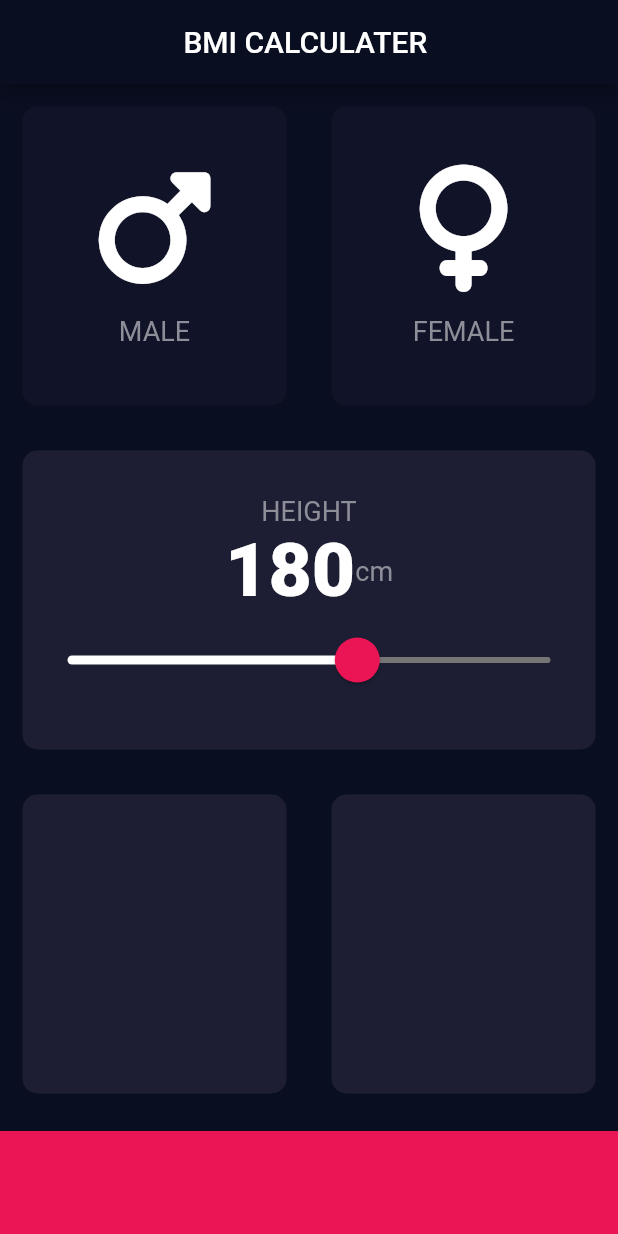
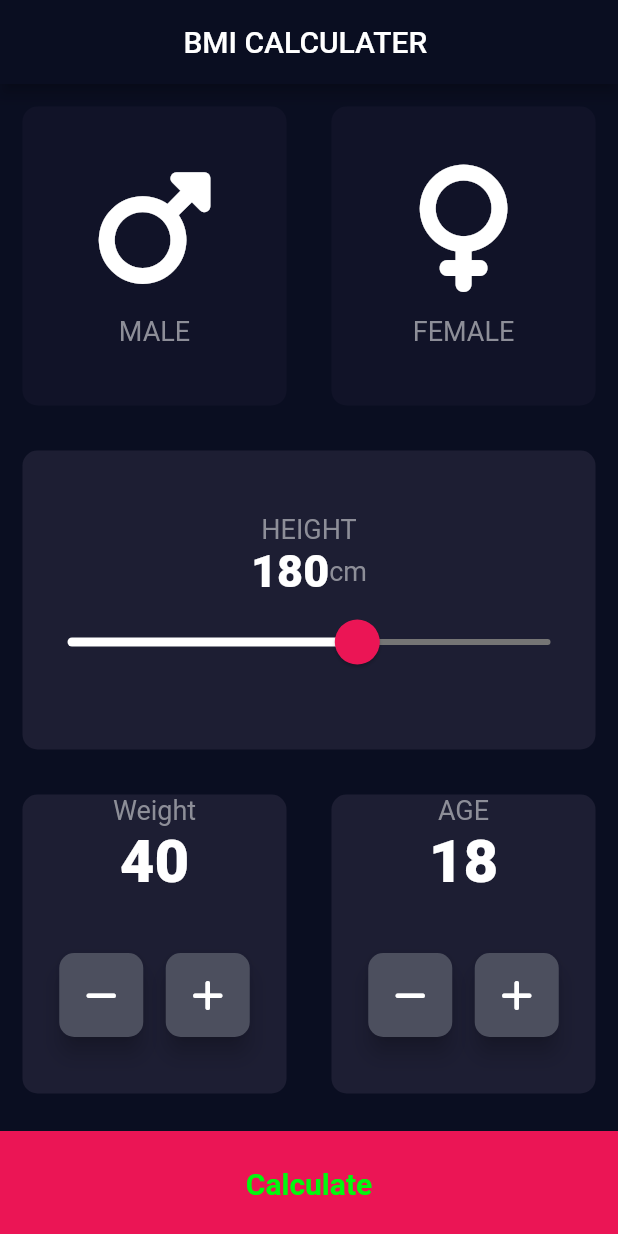
Before and after one commit to voltzylex/BMI-Calculater, a Flutter app: the InputPage screen opened directly, on a phone screen of 412 x 824 dp. Run offline on Flutter 3.47's test engine with Material 2 defaults, Android fonts, the phone set to English and light mode, and no system bars; our stand-ins replace font_awesome_flutter; statements that could not run were skipped.

Commit message:
Naviagte Between MultiScreen

```diff
--- a/lib/constants.dart
+++ b/lib/constants.dart
@@ -6,13 +6,17 @@ const kBottomContainerHeight = 70.0;
 const kActiveColor = Color(0xFF1D1E33);
 
 const kInactiveColor = Color(0xFF111328);
+const kFloatingIconColor = Color(0xFF4C4F5E);
 
 const kBottomColor = Color(0xFFEB1555);
-const kIconsSize = TextStyle(fontSize: 50.0, fontWeight: FontWeight.w900);
+const kIconsSize = TextStyle(fontSize: 30.0, fontWeight: FontWeight.w900);
 
 const kTextStyle = TextStyle(
   fontSize: 18.0,
   color: Color(0xFF8D8E98),
 );
 
-int  kHeightValue = 180;
+// Int Values
+int kHeightValue = 180;
+int kWeightValue = 40;
+int kAgeValue = 18;
--- a/lib/input_page.dart
+++ b/lib/input_page.dart
@@ -1,4 +1,7 @@
 // ignore_for_file: prefer_const_constructors_in_immutables, prefer_const_constructors, prefer_const_literals_to_create_immutables
+
+import 'result.dart';
+import 'package:bmi_calculater/result.dart';
 import 'package:font_awesome_flutter/font_awesome_flutter.dart';
 import 'package:flutter/material.dart';
 import 'icon_content.dart';
@@ -44,7 +47,7 @@ class _InputPageState extends State<InputPage> {
                           : kInactiveColor,
                       cardChild: CustomIcon(
                         iconType: FontAwesomeIcons.mars,
-                        iconName: "MALE",
+                        iconName: 'MALE',
                       ),
                     ),
                   ),
@@ -60,7 +63,7 @@ class _InputPageState extends State<InputPage> {
                           : kInactiveColor,
                       cardChild: CustomIcon(
                         iconType: FontAwesomeIcons.venus,
-                        iconName: "FEMALE",
+                        iconName: 'FEMALE',
                       ),
                     ),
                   )
@@ -77,7 +80,7 @@ class _InputPageState extends State<InputPage> {
                 children: [
                   Center(
                     child: Text(
-                      "HEIGHT",
+                      'HEIGHT',
                       style: kTextStyle,
                     ),
                   ),
@@ -90,7 +93,7 @@ class _InputPageState extends State<InputPage> {
                         textAlign: TextAlign.center,
                       ),
                       Text(
-                        "cm",
+                        'cm',
                         style: kTextStyle,
                       ),
                     ],
@@ -123,22 +126,117 @@ class _InputPageState extends State<InputPage> {
               child: Row(
                 children: [
                   Expanded(
-                      child: ReusableCard(
-                    colour: kActiveColor,
-                  )),
+                    child: ReusableCard(
+                      colour: kActiveColor,
+                      cardChild: Column(
+                        mainAxisAlignment: MainAxisAlignment.center,
+                        children: <Widget>[
+                          Text(
+                            'Weight',
+                            style: kTextStyle,
+                          ),
+                          Text(
+                            kWeightValue.toString(),
+                            style: TextStyle(
+                                fontSize: 40, fontWeight: FontWeight.w900),
+                          ),
+                          Expanded(
+                            child: Row(
+                              mainAxisAlignment: MainAxisAlignment.center,
+                              children: <Widget>[
+                                RoundIconButton(
+                                  icon: FontAwesomeIcons.minus,
+                                  pressed: () {
+                                    setState(() {
+                                      kWeightValue--;
+                                    });
+                                  },
+                                ),
+                                SizedBox(
+                                  width: 15,
+                                ),
+                                RoundIconButton(
+                                  icon: FontAwesomeIcons.plus,
+                                  pressed: () {
+                                    setState(() {
+                                      kWeightValue++;
+                                    });
+                                  },
+                                )
+                              ],
+                            ),
+                          ),
+                        ],
+                      ),
+                    ),
+                  ),
                   Expanded(
                     child: ReusableCard(
                       colour: kActiveColor,
+                      cardChild: Column(
+                        mainAxisAlignment: MainAxisAlignment.center,
+                        children: <Widget>[
+                          Text(
+                            'AGE',
+                            style: kTextStyle,
+                          ),
+                          Text(
+                            kAgeValue.toString(),
+                            style: TextStyle(
+                                fontSize: 40, fontWeight: FontWeight.w900),
+                          ),
+                          Expanded(
+                            child: Row(
+                              mainAxisAlignment: MainAxisAlignment.center,
+                              children: <Widget>[
+                                RoundIconButton(
+                                  icon: FontAwesomeIcons.minus,
+                                  pressed: () {
+                                    setState(() {
+                                      kAgeValue--;
+                                    });
+                                  },
+                                ),
+                                SizedBox(width: 15),
+                                RoundIconButton(
+                                  icon: FontAwesomeIcons.plus,
+                                  pressed: () {
+                                    setState(() {
+                                      kAgeValue++;
+                                    });
+                                  },
+                                ),
+                              ],
+                            ),
+                          ),
+                        ],
+                      ),
                     ),
                   ),
                 ],
               ),
             ),
-            Container(
-              color: kBottomColor,
-              margin: EdgeInsets.only(top: 10.0),
-              width: double.infinity,
-              height: kBottomContainerHeight,
+            GestureDetector(
+              onTap: () {
+                Navigator.push(context, MaterialPageRoute(builder: (context) => ResultPage()
+              ));
+              },
+              child: Container(
+                // Pink Botom Container 👇👇👇
+                color: kBottomColor,
+                margin: EdgeInsets.only(top: 10.0),
+                width: double.infinity,
+                height: kBottomContainerHeight,
+                child: Center(
+                  child: Text(
+                    'Calculate',
+                    style: TextStyle(
+                        color: Color.fromARGB(255, 2, 248, 14),
+                        fontWeight: FontWeight.bold,
+                        fontSize: 20),
+                  ),
+                ),
+              ),
             ),
           ],
         ),
@@ -146,3 +244,20 @@ class _InputPageState extends State<InputPage> {
     );
   }
 }
+
+class RoundIconButton extends StatelessWidget {
+  RoundIconButton({this.icon, this.pressed});
+  final IconData? icon;
+  final VoidCallback? pressed;
+  @override
+  Widget build(BuildContext context) {
+    return RawMaterialButton(
+      onPressed: pressed,
+      child: Icon(icon),
+      elevation: 6.0,
+      constraints: BoxConstraints.tightFor(width: 56.0, height: 56.0),
+      shape: RoundedRectangleBorder(borderRadius: BorderRadius.circular(10.0)),
+      fillColor: kFloatingIconColor,
+    );
+  }
+}
--- /dev/null
+++ b/lib/result.dart
@@ -0,0 +1,15 @@
+import 'package:flutter/material.dart';
+
+class ResultPage extends StatelessWidget {
+  const ResultPage({Key? key}) : super(key: key);
+
+  @override
+  Widget build(BuildContext context) {
+    return Scaffold(
+      appBar: AppBar(
+        title: Text('BMI CALCULATER'),
+      ),
+      body: Center(child: Text('Result will show here')),
+    );
+  }
+}
```
